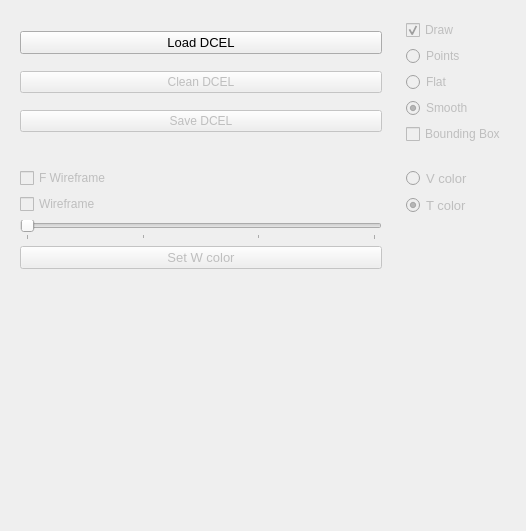
Qt form cg3/viewer/managers/dcel_manager.ui (cg3hci/cg3lib) before a commit.
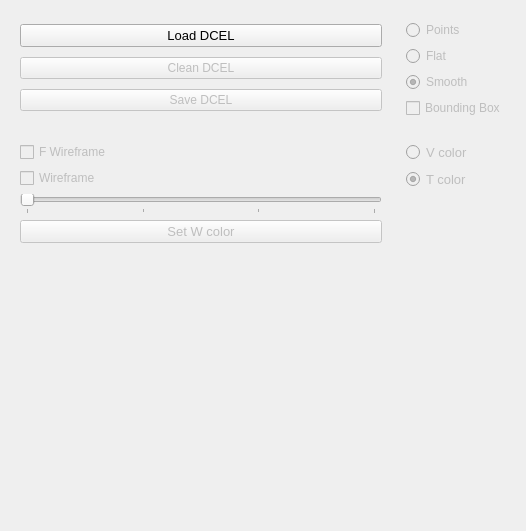
The same form after that commit.

```diff
--- a/cg3/viewer/managers/dcel_manager.ui
+++ b/cg3/viewer/managers/dcel_manager.ui
@@ -61,33 +61,7 @@
    <item row="0" column="1">
     <widget class="QFrame" name="frame2">
      <layout class="QGridLayout" name="gridLayout_4">
-      <item row="0" column="0">
-       <widget class="QCheckBox" name="drawDcelCheckBox">
-        <property name="enabled">
-         <bool>false</bool>
-        </property>
-        <property name="text">
-         <string>Draw</string>
-        </property>
-        <property name="checked">
-         <bool>true</bool>
-        </property>
-       </widget>
-      </item>
       <item row="1" column="0">
-       <widget class="QRadioButton" name="pointsDcelRadioButton">
-        <property name="enabled">
-         <bool>false</bool>
-        </property>
-        <property name="text">
-         <string>Points</string>
-        </property>
-        <property name="checked">
-         <bool>false</bool>
-        </property>
-       </widget>
-      </item>
-      <item row="2" column="0">
        <widget class="QRadioButton" name="flatDcelRadioButton">
         <property name="enabled">
          <bool>false</bool>
@@ -101,19 +75,6 @@
        </widget>
       </item>
       <item row="3" column="0">
-       <widget class="QRadioButton" name="smoothDcelRadioButton">
-        <property name="enabled">
-         <bool>false</bool>
-        </property>
-        <property name="text">
-         <string>Smooth</string>
-        </property>
-        <property name="checked">
-         <bool>true</bool>
-        </property>
-       </widget>
-      </item>
-      <item row="4" column="0">
        <widget class="QCheckBox" name="boundingBoxCheckBox">
         <property name="enabled">
          <bool>false</bool>
@@ -123,6 +84,32 @@
         </property>
        </widget>
       </item>
+      <item row="0" column="0">
+       <widget class="QRadioButton" name="pointsDcelRadioButton">
+        <property name="enabled">
+         <bool>false</bool>
+        </property>
+        <property name="text">
+         <string>Points</string>
+        </property>
+        <property name="checked">
+         <bool>false</bool>
+        </property>
+       </widget>
+      </item>
+      <item row="2" column="0">
+       <widget class="QRadioButton" name="smoothDcelRadioButton">
+        <property name="enabled">
+         <bool>false</bool>
+        </property>
+        <property name="text">
+         <string>Smooth</string>
+        </property>
+        <property name="checked">
+         <bool>true</bool>
+        </property>
+       </widget>
+      </item>
      </layout>
     </widget>
    </item>
```
